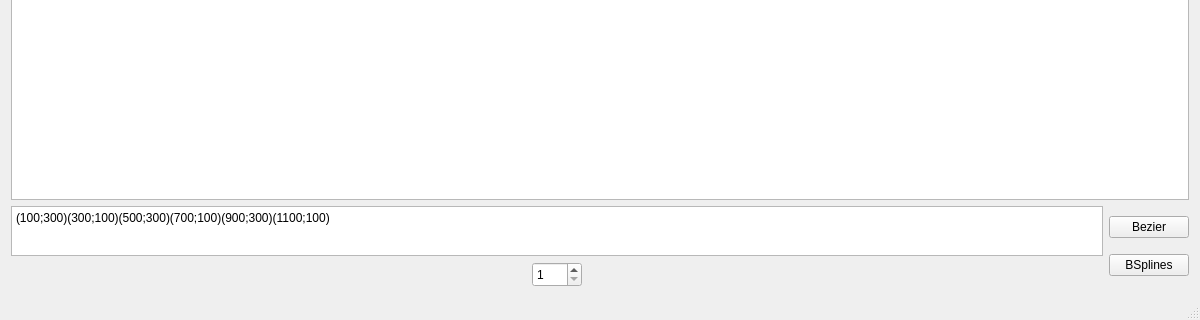
Mric26/M1-S8, file Geo Num/TP3-GeoNum/mainwindow.ui: the form before one commit; both pictures show x 0 to 1200 and y 480 to 800 of the 1200 by 800 pixel window.
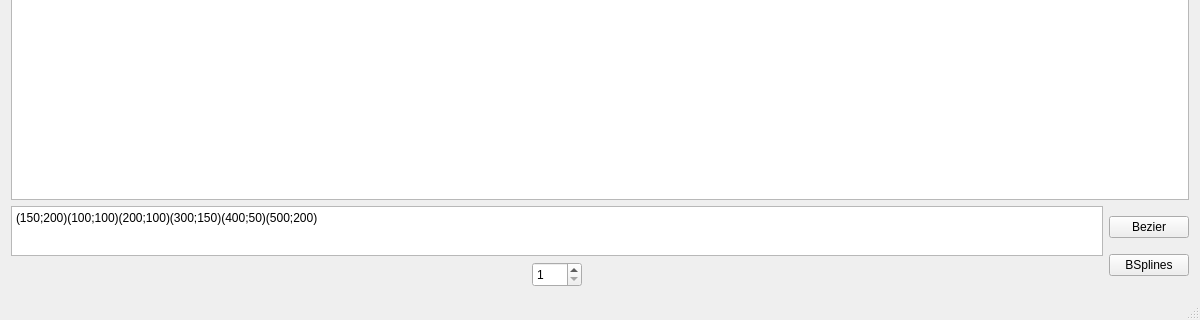
The form after the commit.

Patch:
```diff
--- a/Geo Num/TP3-GeoNum/mainwindow.ui
+++ b/Geo Num/TP3-GeoNum/mainwindow.ui
@@ -38,7 +38,7 @@
            </size>
           </property>
           <property name="plainText">
-           <string>(100;300)(300;100)(500;300)(700;100)(900;300)(1100;100)</string>
+           <string>(150;200)(100;100)(200;100)(300;150)(400;50)(500;200)</string>
           </property>
          </widget>
         </item>
```
